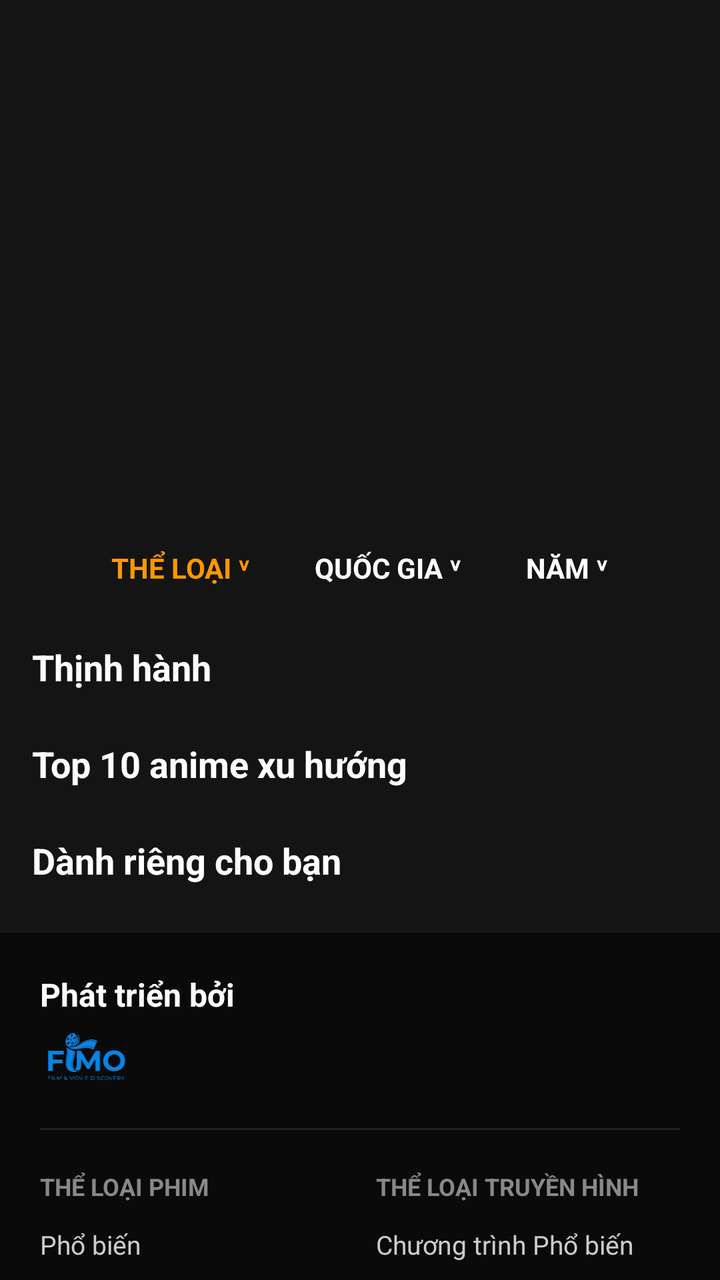
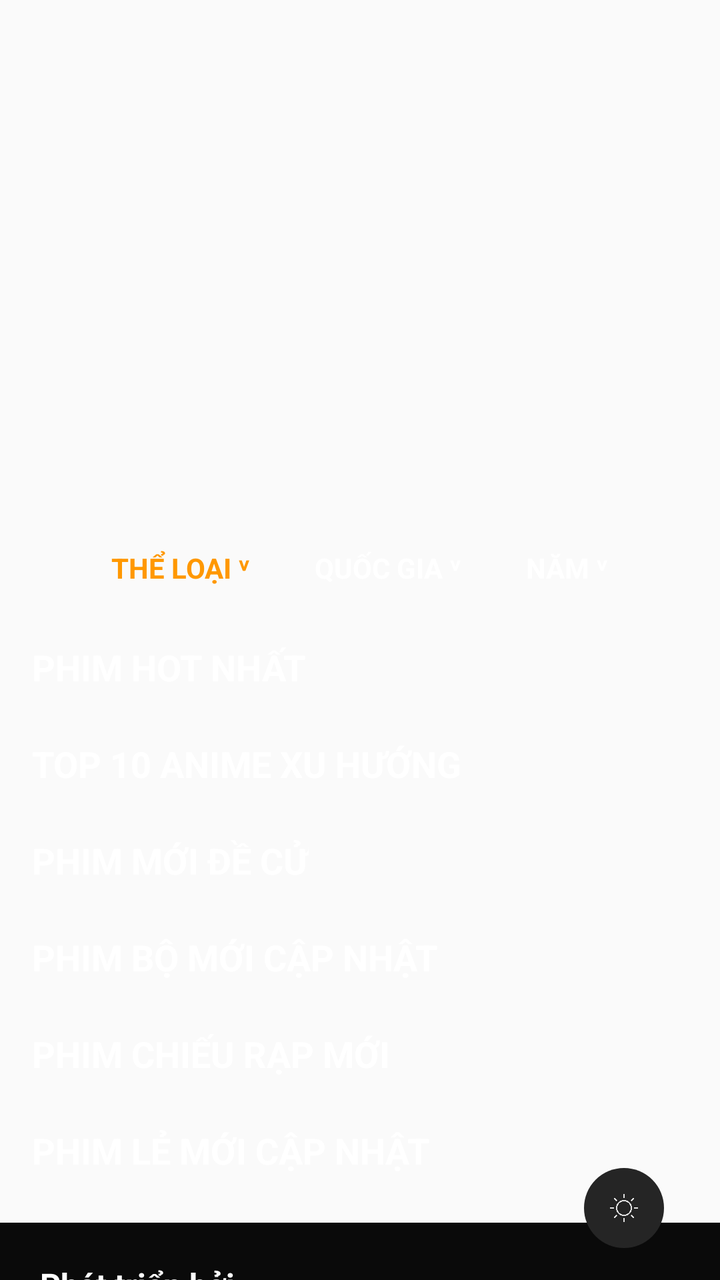

An Android layout rendered at two revisions. The XML below is the earlier revision; the diff shows what the commit changed to produce the second picture.
<!-- AndroidManifest.xml: application theme Theme.AppCompat.DayNight.NoActionBar -->
<!-- res/layout/fragment_home.xml -->
<?xml version="1.0" encoding="utf-8"?>
<androidx.core.widget.NestedScrollView xmlns:android="http://schemas.android.com/apk/res/android"
    xmlns:app="http://schemas.android.com/apk/res-auto"
    android:layout_width="match_parent"
    android:layout_height="match_parent"
    android:background="#141414"
    android:fillViewport="true">

    <LinearLayout
        android:layout_width="match_parent"
        android:layout_height="wrap_content"
        android:orientation="vertical">

        <androidx.viewpager2.widget.ViewPager2
            android:id="@+id/viewPagerSlider"
            android:layout_width="match_parent"
            android:layout_height="250dp" />

        <com.google.android.material.tabs.TabLayout
            android:id="@+id/tabLayoutDots"
            android:layout_width="match_parent"
            android:layout_height="16dp"
            android:layout_marginTop="-24dp"
            android:layout_marginBottom="8dp"
            android:background="@android:color/transparent"
            app:tabBackground="@drawable/dot_selector"
            app:tabGravity="center"
            app:tabIndicatorHeight="0dp" />

        <LinearLayout
            android:layout_width="match_parent"
            android:layout_height="wrap_content"
            android:orientation="horizontal"
            android:padding="16dp"
            android:gravity="center">
            <TextView android:id="@+id/tvFilterGenre" android:layout_width="wrap_content" android:layout_height="wrap_content" android:text="THỂ LOẠI ˅" android:textColor="#FF9800" android:textStyle="bold" android:padding="8dp"/>
            <TextView android:id="@+id/tvFilterCountry" android:layout_width="wrap_content" android:layout_height="wrap_content" android:text="QUỐC GIA ˅" android:textColor="#FFFFFF" android:textStyle="bold" android:padding="8dp" android:layout_marginStart="16dp"/>
            <TextView android:id="@+id/tvFilterYear" android:layout_width="wrap_content" android:layout_height="wrap_content" android:text="NĂM ˅" android:textColor="#FFFFFF" android:textStyle="bold" android:padding="8dp" android:layout_marginStart="16dp"/>
        </LinearLayout>

        <TextView
            android:layout_width="wrap_content"
            android:layout_height="wrap_content"
            android:text="Thịnh hành"
            android:textColor="#FFFFFF"
            android:textSize="18sp"
            android:textStyle="bold"
            android:layout_marginStart="16dp"
            android:layout_marginTop="4dp"
            android:layout_marginBottom="8dp" />

        <androidx.recyclerview.widget.RecyclerView
            android:id="@+id/rvBanners"
            android:layout_width="match_parent"
            android:layout_height="wrap_content"
            android:clipToPadding="false"
            android:paddingHorizontal="10dp" />

        <TextView
            android:layout_width="wrap_content"
            android:layout_height="wrap_content"
            android:text="Top 10 anime xu hướng"
            android:textColor="#FFFFFF"
            android:textSize="18sp"
            android:textStyle="bold"
            android:layout_marginStart="16dp"
            android:layout_marginTop="16dp"
            android:layout_marginBottom="8dp" />

        <androidx.recyclerview.widget.RecyclerView
            android:id="@+id/rvTop10"
            android:layout_width="match_parent"
            android:layout_height="wrap_content"
            android:clipToPadding="false"
            android:paddingHorizontal="10dp" />

        <TextView
            android:layout_width="wrap_content"
            android:layout_height="wrap_content"
            android:text="Dành riêng cho bạn"
            android:textColor="#FFFFFF"
            android:textSize="18sp"
            android:textStyle="bold"
            android:layout_marginStart="16dp"
            android:layout_marginTop="16dp"
            android:layout_marginBottom="8dp" />

        <androidx.recyclerview.widget.RecyclerView
            android:id="@+id/rvForYou"
            android:layout_width="match_parent"
            android:layout_height="wrap_content"
            android:clipToPadding="false"
            android:paddingHorizontal="10dp"
            android:layout_marginBottom="16dp" />

        <include layout="@layout/layout_footer" />
    </LinearLayout>
</androidx.core.widget.NestedScrollView>
<!-- res/layout/layout_footer.xml (included above) -->
<?xml version="1.0" encoding="utf-8"?>
<LinearLayout xmlns:android="http://schemas.android.com/apk/res/android"
    xmlns:app="http://schemas.android.com/apk/res-auto"
    android:layout_width="match_parent"
    android:layout_height="wrap_content"
    android:background="#0A0A0A"
    android:orientation="vertical"
    android:padding="20dp">

    <TextView
        android:layout_width="wrap_content"
        android:layout_height="wrap_content"
        android:text="Phát triển bởi"
        android:textColor="#FFFFFF"
        android:textSize="16sp"
        android:textStyle="bold" />

    <ImageView
        android:layout_width="100dp"
        android:layout_height="32dp"
        android:layout_marginTop="4dp"
        android:scaleType="fitStart"
        android:src="@drawable/screenshot_2026_05_23_150929"
        app:tint="#0984E3" />

    <View
        android:layout_width="match_parent"
        android:layout_height="1dp"
        android:layout_marginVertical="20dp"
        android:background="#222222" />

    <LinearLayout
        android:layout_width="match_parent"
        android:layout_height="wrap_content"
        android:orientation="horizontal"
        android:baselineAligned="false">

        <LinearLayout
            android:layout_width="0dp"
            android:layout_height="wrap_content"
            android:layout_weight="1"
            android:orientation="vertical"
            android:paddingEnd="8dp">

            <TextView
                android:layout_width="wrap_content"
                android:layout_height="wrap_content"
                android:text="THỂ LOẠI PHIM"
                android:textColor="#888888"
                android:textSize="12sp"
                android:textStyle="bold"
                android:layout_marginBottom="12dp"/>
            <TextView android:layout_width="wrap_content" android:layout_height="wrap_content" android:text="Phổ biến" android:textColor="#CCCCCC" android:textSize="13sp" android:layout_marginBottom="10dp"/>
            <TextView android:layout_width="wrap_content" android:layout_height="wrap_content" android:text="Đang chiếu" android:textColor="#CCCCCC" android:textSize="13sp" android:layout_marginBottom="10dp"/>
            <TextView android:layout_width="wrap_content" android:layout_height="wrap_content" android:text="Sắp chiếu" android:textColor="#CCCCCC" android:textSize="13sp" android:layout_marginBottom="20dp"/>

            <TextView
                android:layout_width="wrap_content"
                android:layout_height="wrap_content"
                android:text="KHÁM PHÁ"
                android:textColor="#888888"
                android:textSize="12sp"
                android:textStyle="bold"
                android:layout_marginBottom="12dp"/>
            <TextView android:layout_width="wrap_content" android:layout_height="wrap_content" android:text="Phim lẻ" android:textColor="#CCCCCC" android:textSize="13sp" android:layout_marginBottom="10dp"/>
            <TextView android:layout_width="wrap_content" android:layout_height="wrap_content" android:text="Phim bộ" android:textColor="#CCCCCC" android:textSize="13sp" android:layout_marginBottom="10dp"/>
            <TextView android:layout_width="wrap_content" android:layout_height="wrap_content" android:text="TV Shows" android:textColor="#CCCCCC" android:textSize="13sp" android:layout_marginBottom="10dp"/>
        </LinearLayout>

        <LinearLayout
            android:layout_width="0dp"
            android:layout_height="wrap_content"
            android:layout_weight="1"
            android:orientation="vertical"
            android:paddingStart="8dp">

            <TextView
                android:layout_width="wrap_content"
                android:layout_height="wrap_content"
                android:text="THỂ LOẠI TRUYỀN HÌNH"
                android:textColor="#888888"
                android:textSize="12sp"
                android:textStyle="bold"
                android:layout_marginBottom="12dp"/>
            <TextView android:layout_width="wrap_content" android:layout_height="wrap_content" android:text="Chương trình Phổ biến" android:textColor="#CCCCCC" android:textSize="13sp" android:layout_marginBottom="10dp"/>
            <TextView android:layout_width="wrap_content" android:layout_height="wrap_content" android:text="Phát sóng Hôm nay" android:textColor="#CCCCCC" android:textSize="13sp" android:layout_marginBottom="10dp"/>
            <TextView android:layout_width="wrap_content" android:layout_height="wrap_content" android:text="Đánh giá cao" android:textColor="#CCCCCC" android:textSize="13sp" android:layout_marginBottom="20dp"/>

            <TextView
                android:layout_width="wrap_content"
                android:layout_height="wrap_content"
                android:text="MẠNG LƯỚI CỦA CHÚNG TÔI"
                android:textColor="#888888"
                android:textSize="12sp"
                android:textStyle="bold"
                android:layout_marginBottom="12dp"/>
            <TextView android:layout_width="wrap_content" android:layout_height="wrap_content" android:text="FIMO Network" android:textColor="#CCCCCC" android:textSize="13sp" android:layout_marginBottom="10dp"/>
            <TextView android:layout_width="wrap_content" android:layout_height="wrap_content" android:text="FIMO Studio" android:textColor="#CCCCCC" android:textSize="13sp" android:layout_marginBottom="10dp"/>
            <TextView android:layout_width="wrap_content" android:layout_height="wrap_content" android:text="FIMO Community" android:textColor="#CCCCCC" android:textSize="13sp" android:layout_marginBottom="10dp"/>
        </LinearLayout>
    </LinearLayout>

    <View
        android:layout_width="match_parent"
        android:layout_height="1dp"
        android:layout_marginVertical="20dp"
        android:background="#222222" />

    <TextView
        android:layout_width="wrap_content"
        android:layout_height="wrap_content"
        android:text="GHI CÔNG TMDB"
        android:textColor="#888888"
        android:textSize="12sp"
        android:textStyle="bold"
        android:layout_marginBottom="8dp"/>
    <TextView
        android:layout_width="match_parent"
        android:layout_height="wrap_content"
        android:text="Sản phẩm này sử dụng API của TMDB nhưng không được TMDB xác nhận hoặc chứng nhận. Chúng tôi sử dụng TMDB (Cơ sở dữ liệu phim) làm nguồn tham khảo cho các thông tin liên quan đến phim, chương trình truyền hình và giải trí. Tất cả dữ liệu, bao gồm hình ảnh, mô tả và đánh giá, do TMDB cung cấp và là tài sản của chủ sở hữu tương ứng."
        android:textColor="#666666"
        android:textSize="10sp"
        android:lineSpacingExtra="4dp"
        android:layout_marginBottom="24dp" />

    <TextView
        android:layout_width="wrap_content"
        android:layout_height="wrap_content"
        android:text="TUYÊN BỐ MIỄN TRỪ TRÁCH NHIỆM CHUNG"
        android:textColor="#888888"
        android:textSize="12sp"
        android:textStyle="bold"
        android:layout_marginBottom="8dp"/>
    <TextView
        android:layout_width="match_parent"
        android:layout_height="wrap_content"
        android:text="Chúng tôi không phải là nhà cung cấp phim, chương trình truyền hình, tin tức hoặc dịch vụ phát trực tuyến. Chúng tôi không lưu trữ, tải lên hoặc phân phối bất kỳ nội dung truyền thông nào. Tất cả nội dung, bao gồm thông tin, hình ảnh và đoạn giới thiệu (trailer), đều được lấy từ các nền tảng của bên thứ ba công khai và chỉ được cung cấp cho mục đích thông tin và giải trí. Tất cả nhãn hiệu, biểu trưng và phương tiện truyền thông đều thuộc về chủ sở hữu tương ứng của chúng."
        android:textColor="#666666"
        android:textSize="10sp"
        android:lineSpacingExtra="4dp"
        android:layout_marginBottom="20dp" />

</LinearLayout>
<!-- resources referenced by this layout -->
<resources>
  <!-- drawable dot_selector (drawable) -->
  <?xml version="1.0" encoding="utf-8"?>
  <selector xmlns:android="http://schemas.android.com/apk/res/android">
      <item android:drawable="@drawable/dot_selected" android:state_selected="true" />
      <item android:drawable="@drawable/dot_unselected" />
  </selector>
  <!-- drawable screenshot_2026_05_23_150929: vector/xml drawable (drawable, 15398 chars, omitted) -->
  <!-- drawable dot_selected (drawable) -->
  <?xml version="1.0" encoding="utf-8"?>
  <layer-list xmlns:android="http://schemas.android.com/apk/res/android">
      <item android:gravity="center">
          <shape android:shape="rectangle">
              <solid android:color="#E50914" />
              <corners android:radius="4dp" />
              <size android:width="20dp" android:height="7dp" />
          </shape>
      </item>
  </layer-list>
  <!-- drawable dot_unselected (drawable) -->
  <?xml version="1.0" encoding="utf-8"?>
  <layer-list xmlns:android="http://schemas.android.com/apk/res/android">
      <item android:gravity="center">
          <shape android:shape="oval">
              <solid android:color="#55FFFFFF" />
              <size android:width="7dp" android:height="7dp" />
          </shape>
      </item>
  </layer-list>
</resources>

<!-- the commit's change to res/layout/fragment_home.xml (unified diff, before → after) -->
@@ -1,101 +1,207 @@
 <?xml version="1.0" encoding="utf-8"?>
-<androidx.core.widget.NestedScrollView xmlns:android="http://schemas.android.com/apk/res/android"
+<FrameLayout xmlns:android="http://schemas.android.com/apk/res/android"
     xmlns:app="http://schemas.android.com/apk/res-auto"
     android:layout_width="match_parent"
-    android:layout_height="match_parent"
-    android:background="#141414"
-    android:fillViewport="true">
-
-    <LinearLayout
-        android:layout_width="match_parent"
-        android:layout_height="wrap_content"
-        android:orientation="vertical">
-
-        <androidx.viewpager2.widget.ViewPager2
-            android:id="@+id/viewPagerSlider"
-            android:layout_width="match_parent"
-            android:layout_height="250dp" />
-
-        <com.google.android.material.tabs.TabLayout
-            android:id="@+id/tabLayoutDots"
-            android:layout_width="match_parent"
-            android:layout_height="16dp"
-            android:layout_marginTop="-24dp"
-            android:layout_marginBottom="8dp"
-            android:background="@android:color/transparent"
-            app:tabBackground="@drawable/dot_selector"
-            app:tabGravity="center"
-            app:tabIndicatorHeight="0dp" />
+    android:layout_height="match_parent">
+
+    <androidx.core.widget.NestedScrollView
+        android:id="@+id/nestedScrollView"
+        android:layout_width="match_parent"
+        android:layout_height="match_parent"
+        android:background="@android:color/transparent"
+        android:fillViewport="true">
 
         <LinearLayout
             android:layout_width="match_parent"
             android:layout_height="wrap_content"
-            android:orientation="horizontal"
-            android:padding="16dp"
-            android:gravity="center">
-            <TextView android:id="@+id/tvFilterGenre" android:layout_width="wrap_content" android:layout_height="wrap_content" android:text="THỂ LOẠI ˅" android:textColor="#FF9800" android:textStyle="bold" android:padding="8dp"/>
-            <TextView android:id="@+id/tvFilterCountry" android:layout_width="wrap_content" android:layout_height="wrap_content" android:text="QUỐC GIA ˅" android:textColor="#FFFFFF" android:textStyle="bold" android:padding="8dp" android:layout_marginStart="16dp"/>
-            <TextView android:id="@+id/tvFilterYear" android:layout_width="wrap_content" android:layout_height="wrap_content" android:text="NĂM ˅" android:textColor="#FFFFFF" android:textStyle="bold" android:padding="8dp" android:layout_marginStart="16dp"/>
+            android:orientation="vertical">
+
+            <androidx.viewpager2.widget.ViewPager2
+                android:id="@+id/viewPagerSlider"
+                android:layout_width="match_parent"
+                android:layout_height="250dp" />
+
+            <com.google.android.material.tabs.TabLayout
+                android:id="@+id/tabLayoutDots"
+                android:layout_width="match_parent"
+                android:layout_height="16dp"
+                android:layout_marginTop="-24dp"
+                android:layout_marginBottom="8dp"
+                android:background="@android:color/transparent"
+                app:tabBackground="@drawable/dot_selector"
+                app:tabGravity="center"
+                app:tabIndicatorHeight="0dp" />
+
+            <LinearLayout
+                android:layout_width="match_parent"
+                android:layout_height="wrap_content"
+                android:orientation="horizontal"
+                android:padding="16dp"
+                android:gravity="center">
+                <TextView android:id="@+id/tvFilterGenre" android:layout_width="wrap_content" android:layout_height="wrap_content" android:text="THỂ LOẠI ˅" android:textColor="#FF9800" android:textStyle="bold" android:padding="8dp"/>
+                <TextView android:id="@+id/tvFilterCountry" android:layout_width="wrap_content" android:layout_height="wrap_content" android:text="QUỐC GIA ˅" android:textColor="#FFFFFF" android:textStyle="bold" android:padding="8dp" android:layout_marginStart="16dp"/>
+                <TextView android:id="@+id/tvFilterYear" android:layout_width="wrap_content" android:layout_height="wrap_content" android:text="NĂM ˅" android:textColor="#FFFFFF" android:textStyle="bold" android:padding="8dp" android:layout_marginStart="16dp"/>
+            </LinearLayout>
+
+            <TextView
+                android:id="@+id/tvTitleHot"
+                android:layout_width="wrap_content"
+                android:layout_height="wrap_content"
+                android:text="PHIM HOT NHẤT"
+                android:textColor="#FFFFFF"
+                android:textSize="18sp"
+                android:textStyle="bold"
+                android:textAllCaps="true"
+                android:layout_marginStart="16dp"
+                android:layout_marginTop="4dp"
+                android:layout_marginBottom="8dp" />
+
+            <androidx.recyclerview.widget.RecyclerView
+                android:id="@+id/rvBanners"
+                android:layout_width="match_parent"
+                android:layout_height="wrap_content"
+                android:clipToPadding="false"
+                android:paddingHorizontal="10dp" />
+
+            <TextView
+                android:id="@+id/tvTitleTop10"
+                android:layout_width="wrap_content"
+                android:layout_height="wrap_content"
+                android:text="TOP 10 ANIME XU HƯỚNG"
+                android:textColor="#FFFFFF"
+                android:textSize="18sp"
+                android:textStyle="bold"
+                android:textAllCaps="true"
+                android:layout_marginStart="16dp"
+                android:layout_marginTop="16dp"
+                android:layout_marginBottom="8dp" />
+
+            <androidx.recyclerview.widget.RecyclerView
+                android:id="@+id/rvTop10"
+                android:layout_width="match_parent"
+                android:layout_height="wrap_content"
+                android:clipToPadding="false"
+                android:paddingHorizontal="10dp" />
+
+            <TextView
+                android:id="@+id/tvTitleNewRec"
+                android:layout_width="wrap_content"
+                android:layout_height="wrap_content"
+                android:text="PHIM MỚI ĐỀ CỬ"
+                android:textColor="#FFFFFF"
+                android:textSize="18sp"
+                android:textStyle="bold"
+                android:textAllCaps="true"
+                android:layout_marginStart="16dp"
+                android:layout_marginTop="16dp"
+                android:layout_marginBottom="8dp" />
+
+            <androidx.recyclerview.widget.RecyclerView
+                android:id="@+id/rvNewRecommended"
+                android:layout_width="match_parent"
+                android:layout_height="wrap_content"
+                android:clipToPadding="false"
+                android:paddingHorizontal="10dp" />
+
+            <TextView
+                android:id="@+id/tvTitleNewTv"
+                android:layout_width="wrap_content"
+                android:layout_height="wrap_content"
+                android:text="PHIM BỘ MỚI CẬP NHẬT"
+                android:textColor="#FFFFFF"
+                android:textSize="18sp"
+                android:textStyle="bold"
+                android:textAllCaps="true"
+                android:layout_marginStart="16dp"
+                android:layout_marginTop="16dp"
+                android:layout_marginBottom="8dp" />
+
+            <androidx.recyclerview.widget.RecyclerView
+                android:id="@+id/rvNewTvShows"
+                android:layout_width="match_parent"
+                android:layout_height="wrap_content"
+                android:clipToPadding="false"
+                android:paddingHorizontal="10dp" />
+
+            <TextView
+                android:id="@+id/tvTitleNewTheaters"
+                android:layout_width="wrap_content"
+                android:layout_height="wrap_content"
+                android:text="PHIM CHIẾU RẠP MỚI"
+                android:textColor="#FFFFFF"
+                android:textSize="18sp"
+                android:textStyle="bold"
+                android:textAllCaps="true"
+                android:layout_marginStart="16dp"
+                android:layout_marginTop="16dp"
+                android:layout_marginBottom="8dp" />
+
+            <androidx.recyclerview.widget.RecyclerView
+                android:id="@+id/rvNewTheaters"
+                android:layout_width="match_parent"
+                android:layout_height="wrap_content"
+                android:clipToPadding="false"
+                android:paddingHorizontal="10dp" />
+
+            <TextView
+                android:id="@+id/tvTitleNewMovies"
+                android:layout_width="wrap_content"
+                android:layout_height="wrap_content"
+                android:text="PHIM LẺ MỚI CẬP NHẬT"
+                android:textColor="#FFFFFF"
+                android:textSize="18sp"
+                android:textStyle="bold"
+                android:textAllCaps="true"
+                android:layout_marginStart="16dp"
+                android:layout_marginTop="16dp"
+                android:layout_marginBottom="8dp" />
+
+            <androidx.recyclerview.widget.RecyclerView
+                android:id="@+id/rvNewMovies"
+                android:layout_width="match_parent"
+                android:layout_height="wrap_content"
+                android:clipToPadding="false"
+                android:paddingHorizontal="10dp"
+                android:layout_marginBottom="16dp" />
+
+            <include layout="@layout/layout_footer" />
         </LinearLayout>
+    </androidx.core.widget.NestedScrollView>
+
+    <LinearLayout
+        android:layout_width="wrap_content"
+        android:layout_height="wrap_content"
+        android:layout_gravity="bottom|end"
+        android:layout_margin="16dp"
+        android:orientation="horizontal"
+        android:gravity="center_vertical">
+
+        <ImageView
+            android:id="@+id/btnThemeToggle"
+            android:layout_width="40dp"
+            android:layout_height="40dp"
+            android:layout_marginEnd="12dp"
+            android:background="@drawable/circle_background"
+            android:backgroundTint="#252525"
+            android:padding="12dp"
+            android:src="@drawable/ic_sun"
+            app:tint="#E0E0E0" />
 
         <TextView
-            android:layout_width="wrap_content"
-            android:layout_height="wrap_content"
-            android:text="Thịnh hành"
+            android:id="@+id/btnScrollTop"
+            android:layout_width="40dp"
+            android:layout_height="40dp"
+            android:background="@drawable/circle_background"
+            android:backgroundTint="#E50914"
+            android:gravity="center"
+            android:text="▲"
             android:textColor="#FFFFFF"
-            android:textSize="18sp"
+            android:textSize="16sp"
             android:textStyle="bold"
-            android:layout_marginStart="16dp"
-            android:layout_marginTop="4dp"
-            android:layout_marginBottom="8dp" />
-
-        <androidx.recyclerview.widget.RecyclerView
-            android:id="@+id/rvBanners"
-            android:layout_width="match_parent"
-            android:layout_height="wrap_content"
-            android:clipToPadding="false"
-            android:paddingHorizontal="10dp" />
-
-        <TextView
-            android:layout_width="wrap_content"
-            android:layout_height="wrap_content"
-            android:text="Top 10 anime xu hướng"
-            android:textColor="#FFFFFF"
-            android:textSize="18sp"
-            android:textStyle="bold"
-            android:layout_marginStart="16dp"
-            android:layout_marginTop="16dp"
-            android:layout_marginBottom="8dp" />
-
-        <androidx.recyclerview.widget.RecyclerView
-            android:id="@+id/rvTop10"
-            android:layout_width="match_parent"
-            android:layout_height="wrap_content"
-            android:clipToPadding="false"
-            android:paddingHorizontal="10dp" />
-
-        <TextView
-            android:layout_width="wrap_content"
-            android:layout_height="wrap_content"
-            android:text="Dành riêng cho bạn"
-            android:textColor="#FFFFFF"
-            android:textSize="18sp"
-            android:textStyle="bold"
-            android:layout_marginStart="16dp"
-            android:layout_marginTop="16dp"
-            android:layout_marginBottom="8dp" />
-
-        <androidx.recyclerview.widget.RecyclerView
-            android:id="@+id/rvForYou"
-            android:layout_width="match_parent"
-            android:layout_height="wrap_content"
-            android:clipToPadding="false"
-            android:paddingHorizontal="10dp"
-            android:layout_marginBottom="16dp" />
-
-        <include layout="@layout/layout_footer" />
+            android:visibility="gone" />
     </LinearLayout>
-</androidx.core.widget.NestedScrollView>
+
+</FrameLayout>
 <!-- res/layout/layout_footer.xml (included above) -->
 <?xml version="1.0" encoding="utf-8"?>
 <LinearLayout xmlns:android="http://schemas.android.com/apk/res/android"
<!-- resource entries referenced after the edit -->
@@ -1,11 +1,18 @@
 <!-- resources referenced by this layout -->
 <resources>
+  <!-- drawable circle_background (drawable) -->
+  <?xml version="1.0" encoding="utf-8"?>
+  <shape xmlns:android="http://schemas.android.com/apk/res/android"
+      android:shape="oval">
+      <solid android:color="#FFFFFF" />
+  </shape>
   <!-- drawable dot_selector (drawable) -->
   <?xml version="1.0" encoding="utf-8"?>
   <selector xmlns:android="http://schemas.android.com/apk/res/android">
       <item android:drawable="@drawable/dot_selected" android:state_selected="true" />
       <item android:drawable="@drawable/dot_unselected" />
   </selector>
+  <!-- drawable ic_sun: png bitmap (drawable, 10496 bytes) -->
   <!-- drawable screenshot_2026_05_23_150929: vector/xml drawable (drawable, 15398 chars, omitted) -->
   <!-- drawable dot_selected (drawable) -->
   <?xml version="1.0" encoding="utf-8"?>
